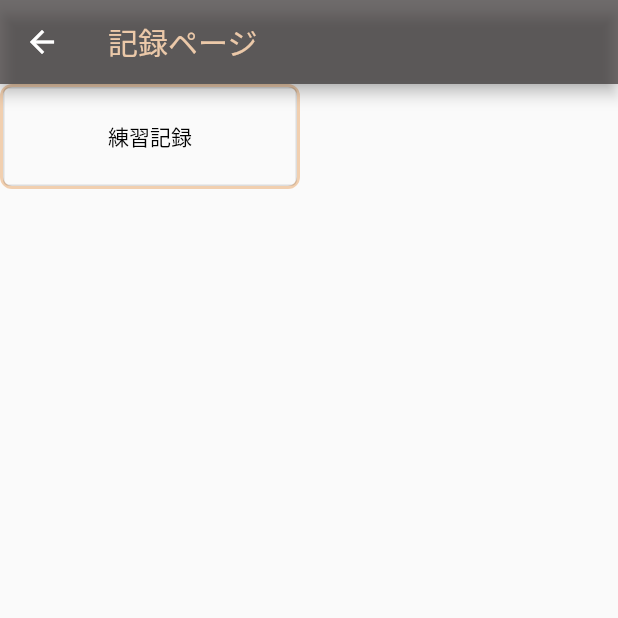
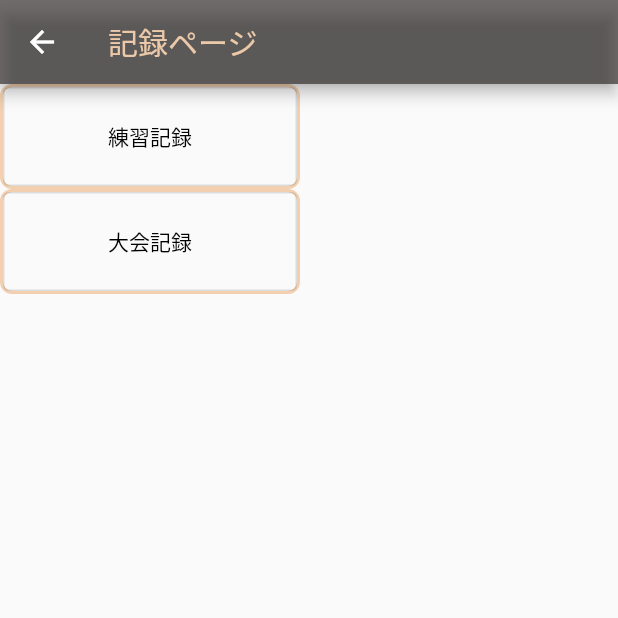
Before and after one commit to Harkii03/SoftTennis, a Flutter app: the RecordPage screen opened directly, on a phone screen of 412 x 824 dp, the top half of it. Run offline on Flutter 3.47's test engine with Material 2 defaults, Android fonts, the phone set to English and light mode, and no system bars; our stand-ins replace table_calendar.

Commit message:
Seperate pages

```diff
--- a/tennis/lib/Record_page.dart
+++ b/tennis/lib/Record_page.dart
@@ -1,5 +1,6 @@
 import 'package:flutter/material.dart';
 import 'package:tennis/Practice_Record_page.dart';
+import 'package:tennis/Tournament_Record_page.dart';
 
 class RecordPage extends StatefulWidget {
   @override
@@ -45,6 +46,31 @@ class _RecordPageState extends State<RecordPage> {
                 },
               ),
             ),
+            Container(
+              decoration: BoxDecoration(
+                // 枠線
+                border: Border.all(
+                    color: Color.fromARGB(246, 241, 205, 172), width: 2),
+                // 角丸
+                borderRadius: BorderRadius.circular(8),
+              ),
+              width: 200,
+              height: 70,
+              child: OutlinedButton(
+                child: const Text('大会記録'),
+                style: OutlinedButton.styleFrom(
+                  primary: Colors.black,
+                ),
+                onPressed: () {
+                  Navigator.push(
+                    context,
+                    MaterialPageRoute<void>(
+                        builder: (BuildContext context) =>
+                            TournamentRecordPage()),
+                  );
+                },
+              ),
+            ),
           ],
         ));
 
```
